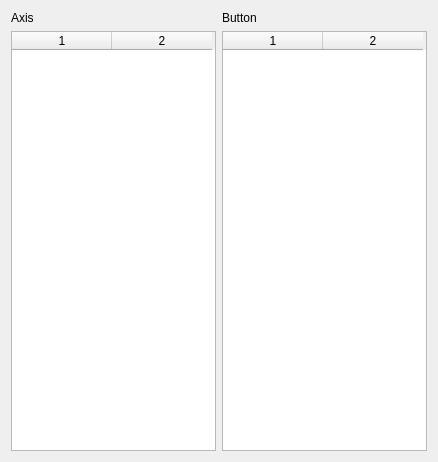
First picture: the form in joystickdebugdialog.ui, repository KITrokopter/GUI-Application, before the edit.
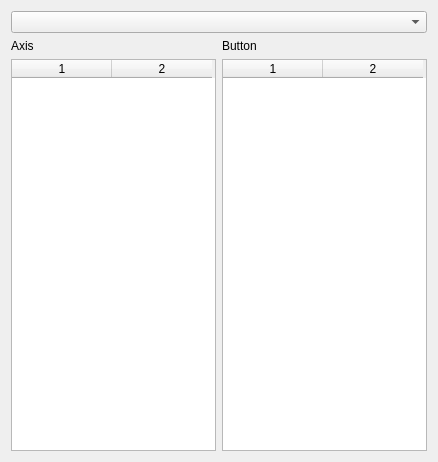
Second picture: the form after the edit.

Commit message: Add combo box showing the connected joysticks

```diff
--- a/joystickdebugdialog.ui
+++ b/joystickdebugdialog.ui
@@ -13,50 +13,57 @@
   <property name="windowTitle">
    <string>Dialog</string>
   </property>
-  <layout class="QGridLayout" name="gridLayout">
-   <item row="1" column="2">
-    <widget class="QTableWidget" name="buttonTable">
-     <property name="rowCount">
-      <number>0</number>
-     </property>
-     <property name="columnCount">
-      <number>2</number>
-     </property>
-     <attribute name="verticalHeaderVisible">
-      <bool>false</bool>
-     </attribute>
-     <column/>
-     <column/>
-    </widget>
+  <layout class="QVBoxLayout" name="verticalLayout">
+   <item>
+    <widget class="QComboBox" name="comboBox"/>
    </item>
-   <item row="1" column="1">
-    <widget class="QTableWidget" name="axisTable">
-     <property name="rowCount">
-      <number>0</number>
-     </property>
-     <property name="columnCount">
-      <number>2</number>
-     </property>
-     <attribute name="verticalHeaderVisible">
-      <bool>false</bool>
-     </attribute>
-     <column/>
-     <column/>
-    </widget>
-   </item>
-   <item row="0" column="2">
-    <widget class="QLabel" name="label_2">
-     <property name="text">
-      <string>Button</string>
-     </property>
-    </widget>
-   </item>
-   <item row="0" column="1">
-    <widget class="QLabel" name="label">
-     <property name="text">
-      <string>Axis</string>
-     </property>
-    </widget>
+   <item>
+    <layout class="QGridLayout" name="gridLayout">
+     <item row="0" column="0">
+      <widget class="QLabel" name="label">
+       <property name="text">
+        <string>Axis</string>
+       </property>
+      </widget>
+     </item>
+     <item row="0" column="1">
+      <widget class="QLabel" name="label_2">
+       <property name="text">
+        <string>Button</string>
+       </property>
+      </widget>
+     </item>
+     <item row="1" column="1">
+      <widget class="QTableWidget" name="buttonTable">
+       <property name="rowCount">
+        <number>0</number>
+       </property>
+       <property name="columnCount">
+        <number>2</number>
+       </property>
+       <attribute name="verticalHeaderVisible">
+        <bool>false</bool>
+       </attribute>
+       <column/>
+       <column/>
+      </widget>
+     </item>
+     <item row="1" column="0">
+      <widget class="QTableWidget" name="axisTable">
+       <property name="rowCount">
+        <number>0</number>
+       </property>
+       <property name="columnCount">
+        <number>2</number>
+       </property>
+       <attribute name="verticalHeaderVisible">
+        <bool>false</bool>
+       </attribute>
+       <column/>
+       <column/>
+      </widget>
+     </item>
+    </layout>
    </item>
   </layout>
  </widget>
```
The commit also changes 2 other files.
